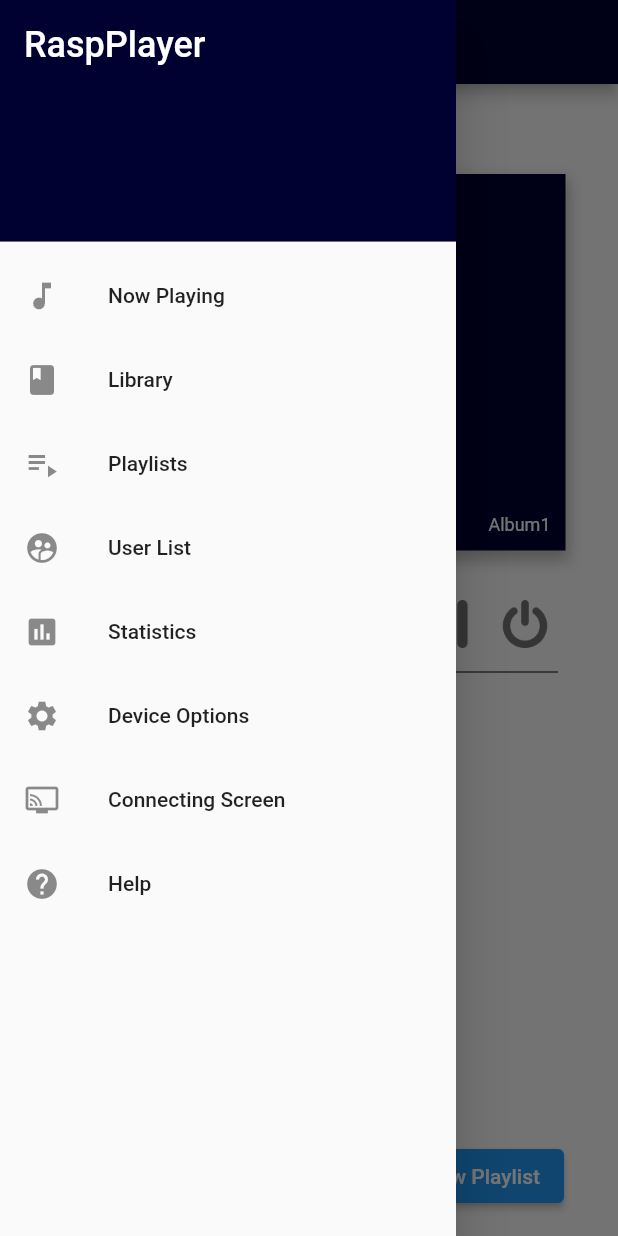
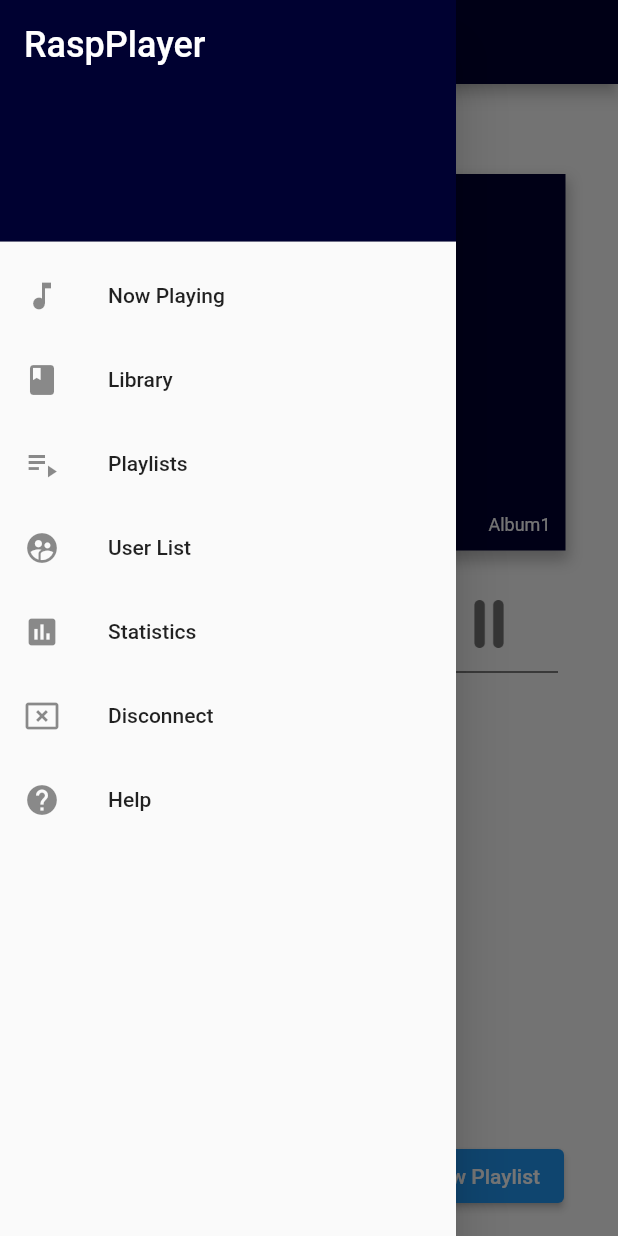
Before and after one commit to ClemensWon/RaspPlayer, a Flutter app: the screen it shows after launch, with the side drawer open, on a phone screen of 412 x 824 dp. Run offline on Flutter 3.47's test engine with Material 2 defaults, Android fonts, the phone set to English and light mode, and no system bars; accounts and stored records are empty.

Commit message:
added role based views, frontend logout

```diff
--- a/raspplayer_app/lib/Components/NavigationDrawer.dart
+++ b/raspplayer_app/lib/Components/NavigationDrawer.dart
@@ -1,5 +1,6 @@
 
 import 'package:flutter/material.dart';
+import 'package:raspplayer_app/Services/UserData.dart';
 
 class NavigationDrawer extends StatelessWidget {
 
@@ -60,7 +61,7 @@ class NavigationDrawer extends StatelessWidget {
                 Navigator.pushReplacementNamed(context, 'Statistics');
               },
             ),
-            ListTile(
+            if (UserData.role == 'Owner')ListTile(
               leading: Icon(Icons.settings),
               title: Text('Device Options'),
               onTap: () {
@@ -68,9 +69,11 @@ class NavigationDrawer extends StatelessWidget {
               },
             ),
             ListTile(
-              leading: Icon(Icons.connected_tv),
-              title: Text('Connecting Screen'),
+              leading: Icon(Icons.cancel_presentation),
+              title: Text('Disconnect'),
               onTap: () {
+                UserData.role = '';
+                UserData.nickname = '';
                 Navigator.pushReplacementNamed(context, 'Connect');
               },
             ),
--- a/raspplayer_app/lib/Screens/MainScreen.dart
+++ b/raspplayer_app/lib/Screens/MainScreen.dart
@@ -1,6 +1,7 @@
 import 'package:flutter/cupertino.dart';
 import 'package:flutter/material.dart';
 import 'package:raspplayer_app/Components/NavigationDrawer.dart';
+import 'package:raspplayer_app/Services/UserData.dart';
 
 class MainScreen extends StatefulWidget {
   @override
@@ -108,7 +109,7 @@ class MainScreenState extends State<MainScreen> {
                   onPressed: () {},
                   icon: Image.asset('assets/img/icon_Pause.png', color: Colors.black54),
                 ),
-                IconButton(
+                if (UserData.role == 'Owner')IconButton(
                   onPressed: () {},
                   icon: Image.asset('assets/img/icon_Power.png', color: Colors.black54),
                 ),
--- a/raspplayer_app/lib/Screens/UserListScreen.dart
+++ b/raspplayer_app/lib/Screens/UserListScreen.dart
@@ -2,6 +2,7 @@ import 'package:flutter/cupertino.dart';
 import 'package:flutter/material.dart';
 import 'package:raspplayer_app/Components/NavigationDrawer.dart';
 import 'package:raspplayer_app/Components/UserListItem.dart';
+import 'package:raspplayer_app/Services/UserData.dart';
 
 class UserListScreen extends StatefulWidget {
   @override
@@ -9,7 +10,7 @@ class UserListScreen extends StatefulWidget {
 }
 
 class UserListScreenState extends State<UserListScreen> {
-  final bool _adminView = true;
+  final bool _adminView = UserData.role == "Owner";
   final bool _allowMute = true;
 
   @override
```
